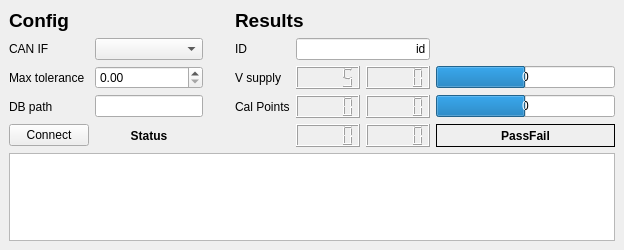
The window that main.ui (FunkyPancake/AdapterCalibrator) describes before a commit, drawn with Qt 5.
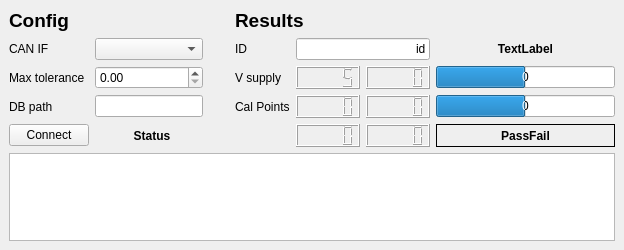
The same window after the commit.

Patch:
```diff
--- a/main.ui
+++ b/main.ui
@@ -283,7 +283,7 @@
       <item row="4" column="1" colspan="2">
        <widget class="QLineEdit" name="db_path_line_edit"/>
       </item>
-      <item row="5" column="1" colspan="2">
+      <item row="5" column="1" colspan="3">
        <widget class="QLabel" name="status_indicator">
         <property name="font">
          <font>
@@ -302,6 +302,22 @@
         </property>
        </widget>
       </item>
+      <item row="2" column="8">
+       <widget class="QLabel" name="cal_status">
+        <property name="font">
+         <font>
+          <weight>75</weight>
+          <bold>true</bold>
+         </font>
+        </property>
+        <property name="text">
+         <string>TextLabel</string>
+        </property>
+        <property name="alignment">
+         <set>Qt::AlignCenter</set>
+        </property>
+       </widget>
+      </item>
      </layout>
     </item>
     <item row="2" column="0">
```
Left out of the diff: 2 changed lines with no effect on the pictures.
